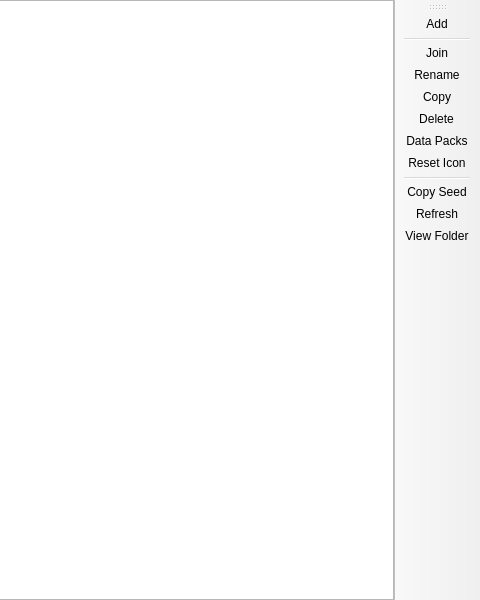
Qt form launcher/ui/pages/instance/WorldListPage.ui (awakenginexe/Awake-Launcher) before a commit; both pictures show x 320 to 800 and y 0 to 600 of the 800 by 600 pixel window.
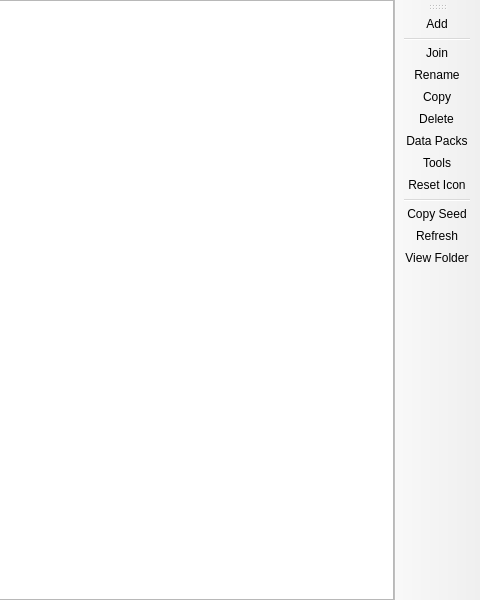
The same form after that commit. Custom widgets are drawn as their Qt base class.

Commit message: feat: add configurable world tools to instance toolbar

```diff
--- a/launcher/ui/pages/instance/WorldListPage.ui
+++ b/launcher/ui/pages/instance/WorldListPage.ui
@@ -89,6 +89,7 @@
    <addaction name="actionCopy"/>
     <addaction name="actionRemove"/>
     <addaction name="actionData_Packs"/>
+   <addaction name="actionWorldTools"/>
    <addaction name="actionReset_Icon"/>
    <addaction name="separator"/>
    <addaction name="actionCopy_Seed"/>
@@ -143,6 +144,14 @@
     <string>Remove world icon to make the game re-generate it on next load.</string>
    </property>
   </action>
+  <action name="actionWorldTools">
+   <property name="text">
+    <string>Tools</string>
+   </property>
+   <property name="toolTip">
+    <string>Run an external tool on the selected world.</string>
+   </property>
+  </action>
   <action name="actionData_Packs">
    <property name="text">
     <string>Data Packs</string>
```
Left out of the diff: 6 changed lines with no effect on the pictures. Lines whose indentation alone changed are shown as unchanged. The commit also changes 9 other files.
